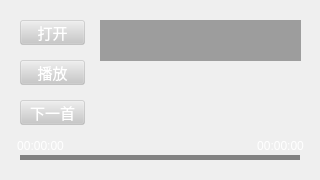
Before: the Qt Designer form MusicPlayer/MusicPlayer.ui in InfinateYu/Project-23.9.22-MusicPlayer, drawn with Qt 5.
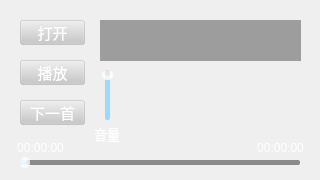
After: the same form once the commit is applied. Icons and pictures are not drawn.

```diff
--- a/MusicPlayer/MusicPlayer.ui
+++ b/MusicPlayer/MusicPlayer.ui
@@ -110,38 +110,6 @@
      <enum>Qt::ScrollBarAlwaysOff</enum>
     </property>
    </widget>
-   <widget class="QProgressBar" name="progressBar">
-    <property name="geometry">
-     <rect>
-      <x>20</x>
-      <y>155</y>
-      <width>280</width>
-      <height>5</height>
-     </rect>
-    </property>
-    <property name="styleSheet">
-     <string notr="true">QProgressBar::chunk {
-	border-radius:5px;
-     background-color:#9066ccff;
-
-}
-
-QProgressBar#progressBar {
-	background:rgba(100, 100, 100, 200);
-	border:0px solid white;
-
-}</string>
-    </property>
-    <property name="maximum">
-     <number>10000</number>
-    </property>
-    <property name="value">
-     <number>0</number>
-    </property>
-    <property name="format">
-     <string/>
-    </property>
-   </widget>
    <widget class="QPushButton" name="nextButton">
     <property name="geometry">
      <rect>
@@ -172,7 +140,7 @@
     <property name="geometry">
      <rect>
       <x>10</x>
-      <y>138</y>
+      <y>140</y>
       <width>61</width>
       <height>16</height>
      </rect>
@@ -192,7 +160,7 @@
     <property name="geometry">
      <rect>
       <x>250</x>
-      <y>138</y>
+      <y>140</y>
       <width>61</width>
       <height>16</height>
      </rect>
@@ -208,6 +176,161 @@
      <set>Qt::AlignCenter</set>
     </property>
    </widget>
+   <widget class="QSlider" name="slider">
+    <property name="geometry">
+     <rect>
+      <x>20</x>
+      <y>155</y>
+      <width>280</width>
+      <height>15</height>
+     </rect>
+    </property>
+    <property name="styleSheet">
+     <string notr="true">QSlider:horizontal#slider {
+	background: none;
+	border: none;
+}
+
+QSlider::groove:horizontal#slider {
+	background: none;
+	border-color:none;
+}
+
+QSlider::handle:horizontal#slider {
+	background-color:rgba(255, 255, 255, 200);
+	width: 10px;
+	margin-top:2px;
+	margin-bottom:2px;
+	border: none;
+	border-radius: 5px;
+}
+
+QSlider::sub-page:horizontal#slider {
+	background-color:rgba(102, 204, 255, 150);
+	border: none;
+	border-radius: 2px;
+	margin-top:5px;
+	margin-bottom:5px;
+}
+
+QSlider::add-page:horizontal#slider {
+	background-color:rgba(70, 70, 70, 150);
+	border: none;
+	border-radius: 2px;
+	margin-top:5px;
+	margin-bottom:5px;
+}</string>
+    </property>
+    <property name="maximum">
+     <number>10000</number>
+    </property>
+    <property name="pageStep">
+     <number>1</number>
+    </property>
+    <property name="value">
+     <number>0</number>
+    </property>
+    <property name="tracking">
+     <bool>false</bool>
+    </property>
+    <property name="orientation">
+     <enum>Qt::Horizontal</enum>
+    </property>
+   </widget>
+   <widget class="QSlider" name="volumeSlider">
+    <property name="geometry">
+     <rect>
+      <x>100</x>
+      <y>70</y>
+      <width>15</width>
+      <height>50</height>
+     </rect>
+    </property>
+    <property name="styleSheet">
+     <string notr="true">QSlider:vertical#volumeSlider {
+	background: none;
+	border: none;
+}
+
+QSlider::groove:vertical#volumeSlider {
+	background: none;
+	border-color:none;
+}
+
+QSlider::handle:vertical#volumeSlider {
+	background-color:rgba(255, 255, 255, 200);
+	height: 10px;
+	margin-left: 2px;
+	margin-right: 2px;
+	border: none;
+	border-radius: 5px;
+}
+
+QSlider::add-page:vertical#volumeSlider {
+	background-color:rgba(102, 204, 255, 150);
+	border: none;
+	border-radius: 2px;
+	margin-left:5px;
+	margin-right:5px;
+}
+
+QSlider::sub-page:vertical#volumeSlider {
+	background-color:rgba(70, 70, 70, 150);
+	border: none;
+	border-radius: 2px;
+	margin-left:5px;
+	margin-right:5px;
+}</string>
+    </property>
+    <property name="maximum">
+     <number>100</number>
+    </property>
+    <property name="pageStep">
+     <number>1</number>
+    </property>
+    <property name="value">
+     <number>100</number>
+    </property>
+    <property name="tracking">
+     <bool>true</bool>
+    </property>
+    <property name="orientation">
+     <enum>Qt::Vertical</enum>
+    </property>
+    <property name="invertedAppearance">
+     <bool>false</bool>
+    </property>
+    <property name="invertedControls">
+     <bool>false</bool>
+    </property>
+   </widget>
+   <widget class="QLabel" name="label">
+    <property name="geometry">
+     <rect>
+      <x>92</x>
+      <y>125</y>
+      <width>30</width>
+      <height>17</height>
+     </rect>
+    </property>
+    <property name="font">
+     <font>
+      <family>幼圆</family>
+      <pointsize>10</pointsize>
+      <bold>false</bold>
+     </font>
+    </property>
+    <property name="styleSheet">
+     <string notr="true">background: none;
+color:white;</string>
+    </property>
+    <property name="text">
+     <string>音量</string>
+    </property>
+    <property name="alignment">
+     <set>Qt::AlignCenter</set>
+    </property>
+   </widget>
   </widget>
  </widget>
  <layoutdefault spacing="6" margin="11"/>
```
Left out of the diff: 1 changed line with no effect on the pictures.
